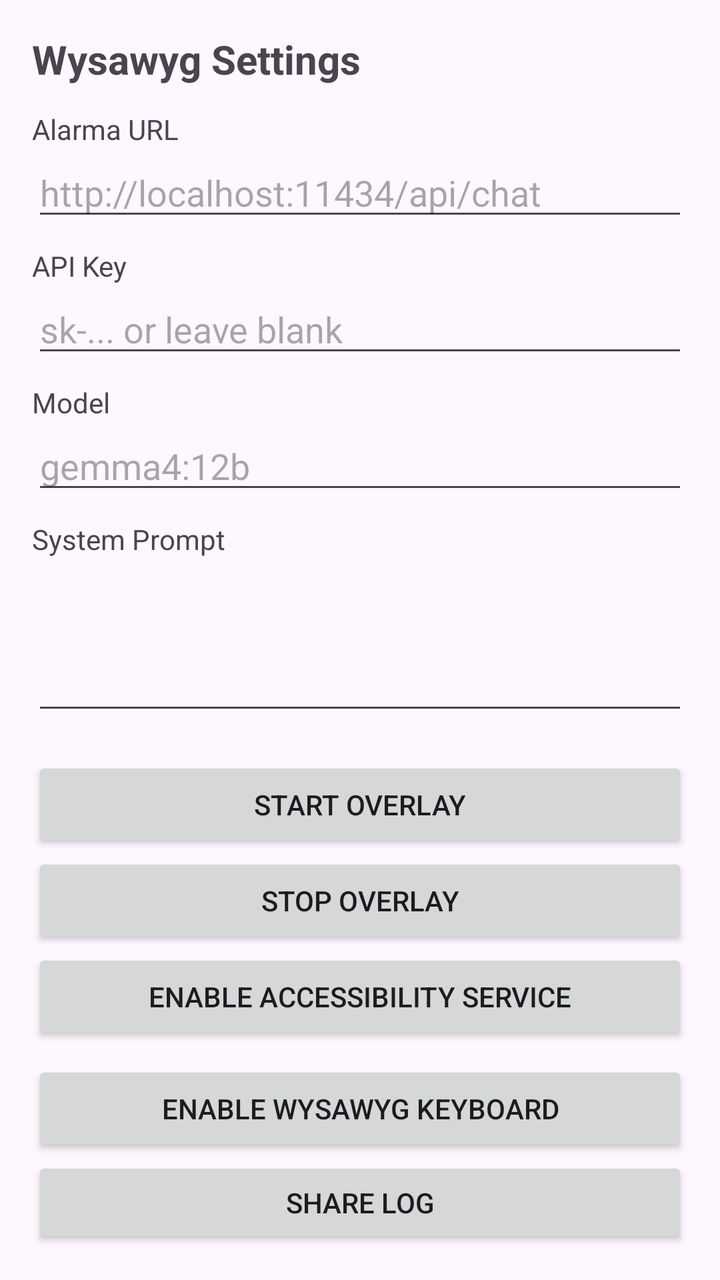
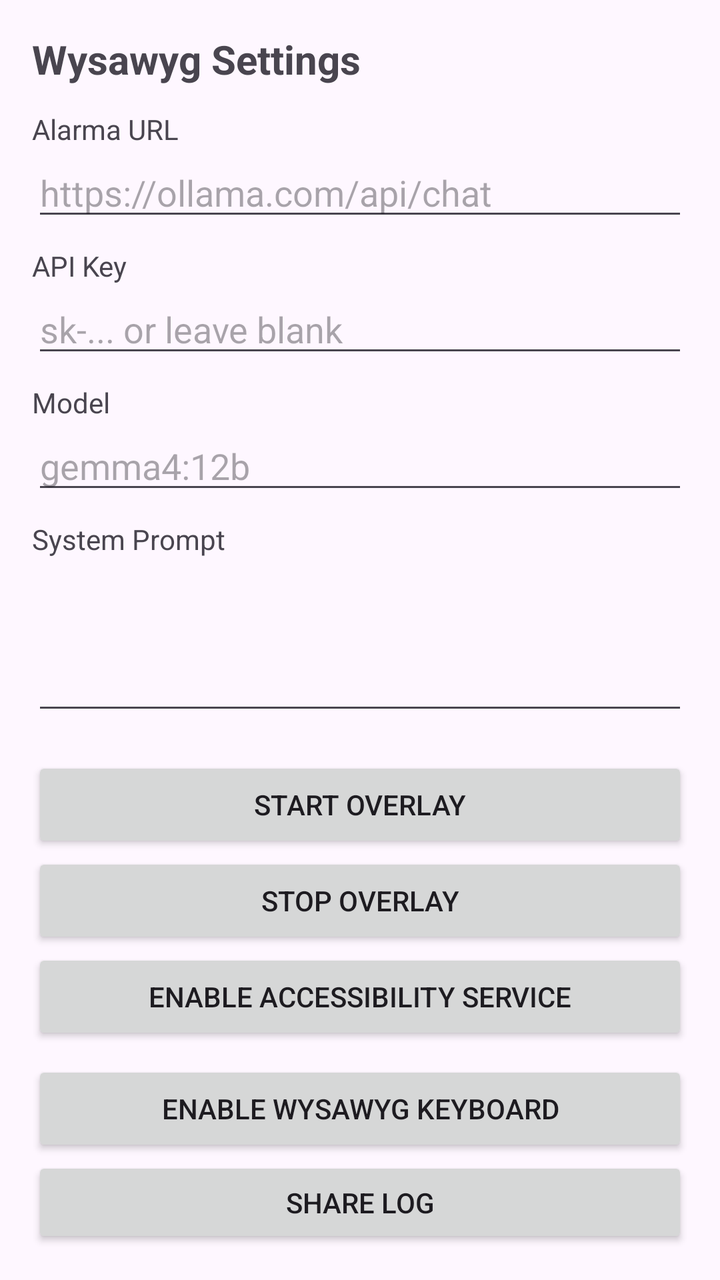

Compare the two renders of this Android layout. The source of the first and the diff that turns it into the second are given below.
<!-- AndroidManifest.xml: application theme Theme.Wysawyg -->
<!-- res/layout/activity_main.xml -->
<?xml version="1.0" encoding="utf-8"?>
<LinearLayout xmlns:android="http://schemas.android.com/apk/res/android"
    android:layout_width="match_parent"
    android:layout_height="match_parent"
    android:orientation="vertical"
    android:padding="16dp">

    <TextView
        android:layout_width="wrap_content"
        android:layout_height="wrap_content"
        android:text="Wysawyg Settings"
        android:textSize="20sp"
        android:textStyle="bold" />

    <TextView
        android:layout_width="wrap_content"
        android:layout_height="wrap_content"
        android:layout_marginTop="12dp"
        android:text="Alarma URL" />
    <EditText
        android:id="@+id/alarmaUrl"
        android:layout_width="match_parent"
        android:layout_height="wrap_content"
        android:hint="http://localhost:11434/api/chat"
        android:inputType="textUri" />

    <TextView
        android:layout_width="wrap_content"
        android:layout_height="wrap_content"
        android:layout_marginTop="8dp"
        android:text="API Key" />
    <EditText
        android:id="@+id/apiKey"
        android:layout_width="match_parent"
        android:layout_height="wrap_content"
        android:hint="sk-... or leave blank"
        android:inputType="textPassword" />

    <TextView
        android:layout_width="wrap_content"
        android:layout_height="wrap_content"
        android:layout_marginTop="8dp"
        android:text="@string/model" />
    <EditText
        android:id="@+id/modelName"
        android:layout_width="match_parent"
        android:layout_height="wrap_content"
        android:hint="gemma4:12b" />

    <TextView
        android:layout_width="wrap_content"
        android:layout_height="wrap_content"
        android:layout_marginTop="8dp"
        android:text="@string/system_prompt" />
    <EditText
        android:id="@+id/systemPrompt"
        android:layout_width="match_parent"
        android:layout_height="wrap_content"
        android:minLines="3"
        android:gravity="top"
        android:inputType="textMultiLine" />

    <Button
        android:id="@+id/startOverlayButton"
        android:layout_width="match_parent"
        android:layout_height="wrap_content"
        android:layout_marginTop="16dp"
        android:text="@string/start_overlay" />

    <Button
        android:id="@+id/stopOverlayButton"
        android:layout_width="match_parent"
        android:layout_height="wrap_content"
        android:text="@string/stop_overlay" />

    <Button
        android:id="@+id/enableAccessibilityButton"
        android:layout_width="match_parent"
        android:layout_height="wrap_content"
        android:text="Enable Accessibility Service" />

    <Button
        android:id="@+id/enableKeyboardButton"
        android:layout_width="match_parent"
        android:layout_height="wrap_content"
        android:layout_marginTop="8dp"
        android:text="Enable WYSAWYG Keyboard" />

    <Button
        android:id="@+id/shareLogButton"
        android:layout_width="match_parent"
        android:layout_height="wrap_content"
        android:text="Share Log" />

    <Button
        android:id="@+id/viewLogButton"
        android:layout_width="match_parent"
        android:layout_height="wrap_content"
        android:text="View Log" />

    <Button
        android:id="@+id/clearLogButton"
        android:layout_width="match_parent"
        android:layout_height="wrap_content"
        android:text="Clear Log" />

    <Button
        android:id="@+id/exportSettingsButton"
        android:layout_width="match_parent"
        android:layout_height="wrap_content"
        android:layout_marginTop="16dp"
        android:text="Export Settings" />

    <Button
        android:id="@+id/importSettingsButton"
        android:layout_width="match_parent"
        android:layout_height="wrap_content"
        android:text="Import Settings" />

</LinearLayout>
<!-- resources referenced by this layout -->
<resources>
  <string name="model">Model</string>
  <string name="start_overlay">Start Overlay</string>
  <string name="stop_overlay">Stop Overlay</string>
  <string name="system_prompt">System Prompt</string>
  <style name="Theme.Wysawyg" parent="Theme.Material3.DayNight.NoActionBar">
          <item name="colorPrimary">@color/purple_500</item>
          <item name="colorPrimaryVariant">@color/purple_700</item>
          <item name="colorOnPrimary">@color/white</item>
      </style>
  <color name="purple_500">#FF6200EE</color>
  <color name="purple_700">#FF3700B3</color>
  <color name="white">#FFFFFFFF</color>
</resources>

<!-- the commit's change to res/layout/activity_main.xml (unified diff, before → after) -->
@@ -21,7 +21,7 @@
         android:id="@+id/alarmaUrl"
         android:layout_width="match_parent"
         android:layout_height="wrap_content"
-        android:hint="http://localhost:11434/api/chat"
+        android:hint="https://ollama.com/api/chat"
         android:inputType="textUri" />
 
     <TextView
